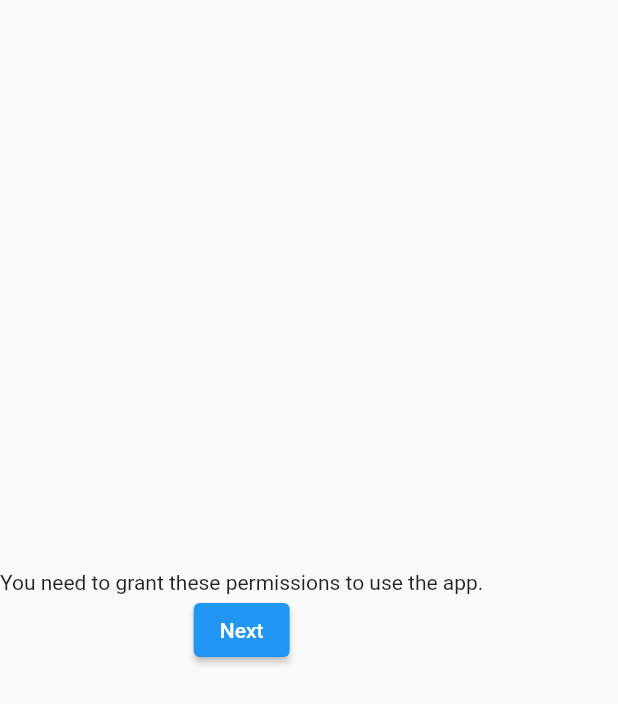
After one commit to psk907/hacktable, a Flutter app: the IntroScreen screen opened directly, after a tap on "Next", on a phone screen of 412 x 824 dp. The commit adds this screen. Shown: the top 704 px of the screen. Run offline on Flutter 3.47's test engine with Material 2 defaults, Android fonts, the light colour scheme and no system bars; our stand-ins replace dio, flutter_svg, get_it, google_fonts, permission_handler, shared_preferences; missing offline and left inert: sms_maintained; accounts and stored records are empty; Roboto replaces fonts that are missing (Mukta).

Commit message:
Permissions service created

```diff
--- /dev/null
+++ b/lib/pages/intro_screen.dart
@@ -0,0 +1,25 @@
+import 'package:flutter/material.dart';
+import 'package:hacktable/services/permission_service.dart';
+import 'package:provider/provider.dart';
+
+class IntroScreen extends StatelessWidget {
+  const IntroScreen({Key key}) : super(key: key);
+
+  @override
+  Widget build(BuildContext context) {
+    return Scaffold(
+      body: Column(
+        mainAxisAlignment: MainAxisAlignment.center,
+        children: [
+          Text("You need to grant these permissions to use the app."),
+          ElevatedButton(
+            onPressed: () =>
+                Provider.of<PermissionService>(context, listen: false)
+                    .requestPermissions(),
+            child: Text("Next"),
+          ),
+        ],
+      ),
+    );
+  }
+}
--- /dev/null
+++ b/lib/root.dart
@@ -0,0 +1,33 @@
+import 'package:flutter/material.dart';
+import 'package:hacktable/pages/intro_screen.dart';
+import 'package:hacktable/pages/splash_screen.dart';
+import 'package:hacktable/services/permission_service.dart';
+import 'package:hacktable/utils/enums.dart';
+import 'package:provider/provider.dart';
+
+import 'app.dart';
+
+/// Utility class which conditionally renders the app's root view
+/// based on the Permissions state
+///
+/// Requires the PermissionsService Provider to be initialized
+class Root {
+  getHome() {
+    return Builder(
+      builder: (context) {
+        /// Watch for changes to [permissionState] from the respective ChangeNotifier
+        switch (context.watch<PermissionService>().permissionState) {
+          case PermissionState.granted:
+            return App();
+            break;
+          case PermissionState.notGranted:
+            return IntroScreen();
+            break;
+          default:
+            break;
+        }
+        return SplashScreen();
+      },
+    );
+  }
+}
--- /dev/null
+++ b/lib/services/permission_service.dart
@@ -0,0 +1,61 @@
+import 'package:flutter/material.dart';
+import 'package:hacktable/utils/enums.dart';
+import 'package:permission_handler/permission_handler.dart';
+import 'package:shared_preferences/shared_preferences.dart';
+
+class PermissionService extends ChangeNotifier {
+  PermissionState _permissionState = PermissionState.none;
+  List<Permission> _neededPermissions = [
+    Permission.sms,
+    Permission.phone,
+    Permission.locationWhenInUse,
+  ];
+
+  SharedPreferences _prefs;
+  PermissionState get permissionState => _permissionState;
+
+  PermissionService.instance() {
+    _permissionState = PermissionState.none;
+
+    checkForPermissions();
+    notifyListeners();
+  }
+
+  Future checkForPermissions() async {
+    bool _isAllGranted = true;
+    _neededPermissions.forEach(
+      (permission) async {
+        _isAllGranted &= await permission.isGranted;
+      },
+    );
+    if (_isAllGranted) {
+      _permissionState = PermissionState.granted;
+    } else {
+      _permissionState = PermissionState.notGranted;
+    }
+    notifyListeners();
+  }
+
+  Future<bool> requestPermissions() async {
+    await _neededPermissions.request();
+    bool _isAllGranted = true;
+    _neededPermissions.forEach(
+      (permission) async {
+        _isAllGranted &= await permission.isGranted;
+      },
+    );
+    if (_isAllGranted) {
+      _permissionState = PermissionState.granted;
+      notifyListeners();
+      return true;
+    } else {
+      _permissionState = PermissionState.notGranted;
+      notifyListeners();
+      return false;
+    }
+  }
+
+  _initPrefs() async {
+    if (_prefs == null) _prefs = await SharedPreferences.getInstance();
+  }
+}
--- /dev/null
+++ b/lib/utils/enums.dart
@@ -0,0 +1 @@
+enum PermissionState { notGranted, granted, none }
```
Also changed, not shown: lib/main.dart (+12 -2 lines), lib/pages/splash_screen.dart (added, +17 -0 lines), pubspec.yaml (+4 -3 lines), pubspec.lock, 1 other file.
